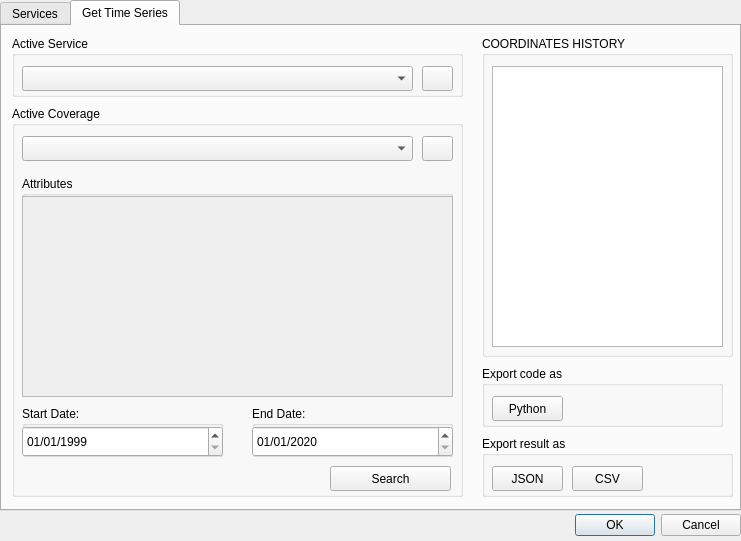
First picture: the form in wtss_plugin/wtss_qgis_dialog_base.ui, repository brazil-data-cube/wtss-qgis, before the edit.
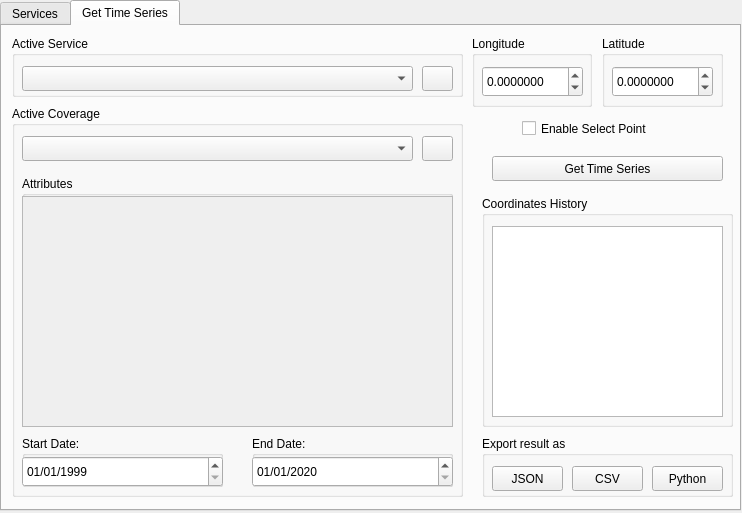
Second picture: the form after the edit. The open tabs and pages were chosen to show the change.

Commit message: [#57] Add lng/lat input

The edit to the form file:
```diff
--- a/wtss_plugin/wtss_qgis_dialog_base.ui
+++ b/wtss_plugin/wtss_qgis_dialog_base.ui
@@ -6,8 +6,8 @@
    <rect>
     <x>0</x>
     <y>0</y>
-    <width>741</width>
-    <height>541</height>
+    <width>742</width>
+    <height>513</height>
    </rect>
   </property>
   <property name="windowTitle">
@@ -19,25 +19,6 @@
   <property name="modal">
    <bool>false</bool>
   </property>
-  <widget class="QDialogButtonBox" name="dialogButtonBox">
-   <property name="geometry">
-    <rect>
-     <x>0</x>
-     <y>510</y>
-     <width>741</width>
-     <height>31</height>
-    </rect>
-   </property>
-   <property name="orientation">
-    <enum>Qt::Horizontal</enum>
-   </property>
-   <property name="standardButtons">
-    <set>QDialogButtonBox::Cancel|QDialogButtonBox::Ok</set>
-   </property>
-   <property name="centerButtons">
-    <bool>false</bool>
-   </property>
-  </widget>
   <widget class="QTabWidget" name="main_tabs">
    <property name="geometry">
     <rect>
@@ -226,13 +207,13 @@
      <property name="geometry">
       <rect>
        <x>480</x>
-       <y>10</y>
+       <y>170</y>
        <width>251</width>
-       <height>321</height>
+       <height>231</height>
       </rect>
      </property>
      <property name="title">
-      <string>COORDINATES HISTORY</string>
+      <string>Coordinates History</string>
      </property>
      <widget class="QListWidget" name="history_list">
       <property name="geometry">
@@ -240,7 +221,7 @@
         <x>10</x>
         <y>30</y>
         <width>231</width>
-        <height>281</height>
+        <height>191</height>
        </rect>
       </property>
      </widget>
@@ -263,7 +244,7 @@
         <x>10</x>
         <y>70</y>
         <width>431</width>
-        <height>221</height>
+        <height>251</height>
        </rect>
       </property>
       <property name="title">
@@ -275,7 +256,7 @@
          <x>0</x>
          <y>20</y>
          <width>431</width>
-         <height>201</height>
+         <height>231</height>
         </rect>
        </property>
        <property name="widgetResizable">
@@ -287,7 +268,7 @@
           <x>0</x>
           <y>0</y>
           <width>429</width>
-          <height>199</height>
+          <height>229</height>
          </rect>
         </property>
        </widget>
@@ -297,7 +278,7 @@
       <property name="geometry">
        <rect>
         <x>10</x>
-        <y>300</y>
+        <y>330</y>
         <width>201</width>
         <height>51</height>
        </rect>
@@ -333,7 +314,7 @@
       <property name="geometry">
        <rect>
         <x>240</x>
-        <y>300</y>
+        <y>330</y>
         <width>201</width>
         <height>51</height>
        </rect>
@@ -388,28 +369,6 @@
        <string/>
       </property>
      </widget>
-     <widget class="QPushButton" name="search_button">
-      <property name="enabled">
-       <bool>true</bool>
-      </property>
-      <property name="geometry">
-       <rect>
-        <x>318</x>
-        <y>360</y>
-        <width>121</width>
-        <height>25</height>
-       </rect>
-      </property>
-      <property name="text">
-       <string>Search</string>
-      </property>
-      <property name="checkable">
-       <bool>false</bool>
-      </property>
-      <property name="flat">
-       <bool>false</bool>
-      </property>
-     </widget>
     </widget>
     <widget class="QGroupBox" name="services_group">
      <property name="geometry">
@@ -495,23 +454,10 @@
        <string>JSON</string>
       </property>
      </widget>
-    </widget>
-    <widget class="QGroupBox" name="Export_data">
-     <property name="geometry">
-      <rect>
-       <x>480</x>
-       <y>340</y>
-       <width>241</width>
-       <height>61</height>
-      </rect>
-     </property>
-     <property name="title">
-      <string>Export code as</string>
-     </property>
      <widget class="QPushButton" name="export_as_python">
       <property name="geometry">
        <rect>
-        <x>10</x>
+        <x>170</x>
         <y>30</y>
         <width>71</width>
         <height>25</height>
@@ -527,27 +473,132 @@
       </property>
      </widget>
     </widget>
+    <widget class="QPushButton" name="search_button">
+     <property name="enabled">
+      <bool>true</bool>
+     </property>
+     <property name="geometry">
+      <rect>
+       <x>490</x>
+       <y>130</y>
+       <width>231</width>
+       <height>25</height>
+      </rect>
+     </property>
+     <property name="text">
+      <string>Get Time Series</string>
+     </property>
+     <property name="checkable">
+      <bool>false</bool>
+     </property>
+     <property name="flat">
+      <bool>false</bool>
+     </property>
+    </widget>
+    <widget class="QGroupBox" name="latitudeBox">
+     <property name="geometry">
+      <rect>
+       <x>600</x>
+       <y>10</y>
+       <width>121</width>
+       <height>71</height>
+      </rect>
+     </property>
+     <property name="title">
+      <string>Latitude</string>
+     </property>
+     <widget class="QDoubleSpinBox" name="input_latitude">
+      <property name="geometry">
+       <rect>
+        <x>10</x>
+        <y>30</y>
+        <width>101</width>
+        <height>31</height>
+       </rect>
+      </property>
+      <property name="decimals">
+       <number>7</number>
+      </property>
+      <property name="minimum">
+       <double>-90.000000000000000</double>
+      </property>
+      <property name="maximum">
+       <double>90.000000000000000</double>
+      </property>
+      <property name="singleStep">
+       <double>0.500000000000000</double>
+      </property>
+      <property name="value">
+       <double>0.000000000000000</double>
+      </property>
+     </widget>
+    </widget>
+    <widget class="QGroupBox" name="longitudeBox">
+     <property name="geometry">
+      <rect>
+       <x>470</x>
+       <y>10</y>
+       <width>120</width>
+       <height>71</height>
+      </rect>
+     </property>
+     <property name="title">
+      <string>Longitude</string>
+     </property>
+     <widget class="QDoubleSpinBox" name="input_longitude">
+      <property name="geometry">
+       <rect>
+        <x>10</x>
+        <y>30</y>
+        <width>101</width>
+        <height>31</height>
+       </rect>
+      </property>
+      <property name="decimals">
+       <number>7</number>
+      </property>
+      <property name="minimum">
+       <double>-180.000000000000000</double>
+      </property>
+      <property name="maximum">
+       <double>180.000000000000000</double>
+      </property>
+      <property name="singleStep">
+       <double>0.500000000000000</double>
+      </property>
+      <property name="value">
+       <double>0.000000000000000</double>
+      </property>
+     </widget>
+    </widget>
+    <widget class="QCheckBox" name="enable_canvas_point">
+     <property name="geometry">
+      <rect>
+       <x>520</x>
+       <y>90</y>
+       <width>161</width>
+       <height>25</height>
+      </rect>
+     </property>
+     <property name="text">
+      <string>Enable Select Point</string>
+     </property>
+    </widget>
+    <widget class="QLabel" name="loading_label">
+     <property name="geometry">
+      <rect>
+       <x>230</x>
+       <y>90</y>
+       <width>261</width>
+       <height>211</height>
+      </rect>
+     </property>
+     <property name="text">
+      <string/>
+     </property>
+    </widget>
    </widget>
   </widget>
-  <widget class="QLabel" name="loading_label">
-   <property name="geometry">
-    <rect>
-     <x>0</x>
-     <y>0</y>
-     <width>741</width>
-     <height>541</height>
-    </rect>
-   </property>
-   <property name="autoFillBackground">
-    <bool>false</bool>
-   </property>
-   <property name="text">
-    <string/>
-   </property>
-   <property name="alignment">
-    <set>Qt::AlignCenter</set>
-   </property>
-  </widget>
  </widget>
  <resources/>
  <connections>
```
Left out of the diff: 37 changed lines with no effect on the pictures. The commit also changes 2 other files.
